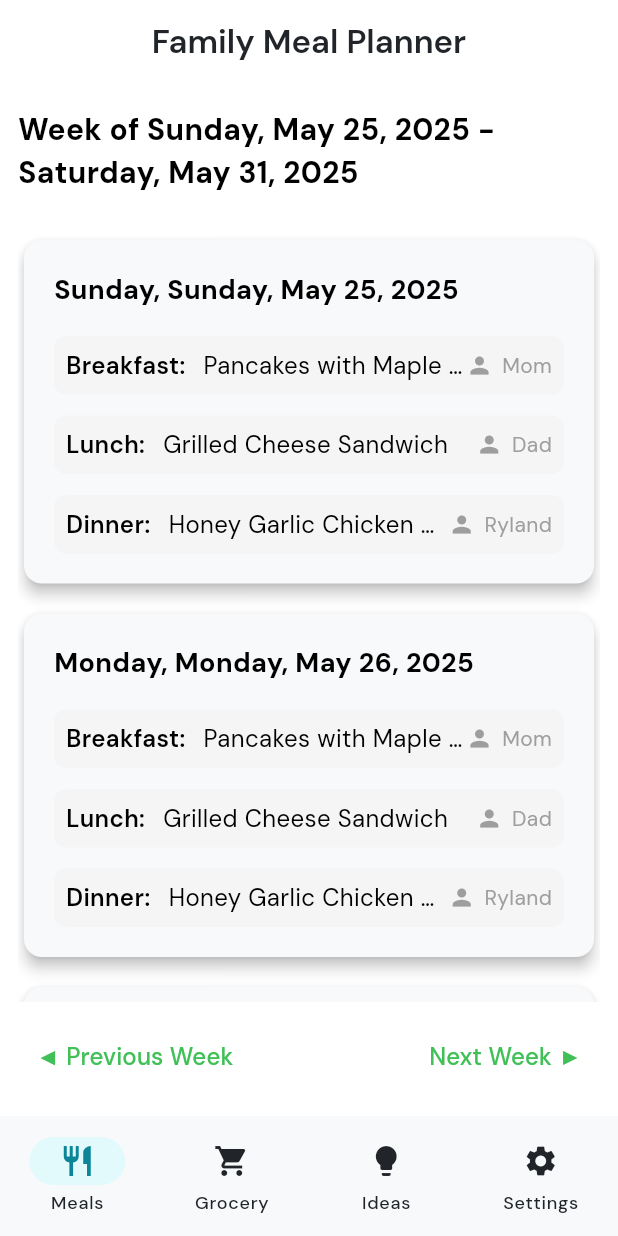
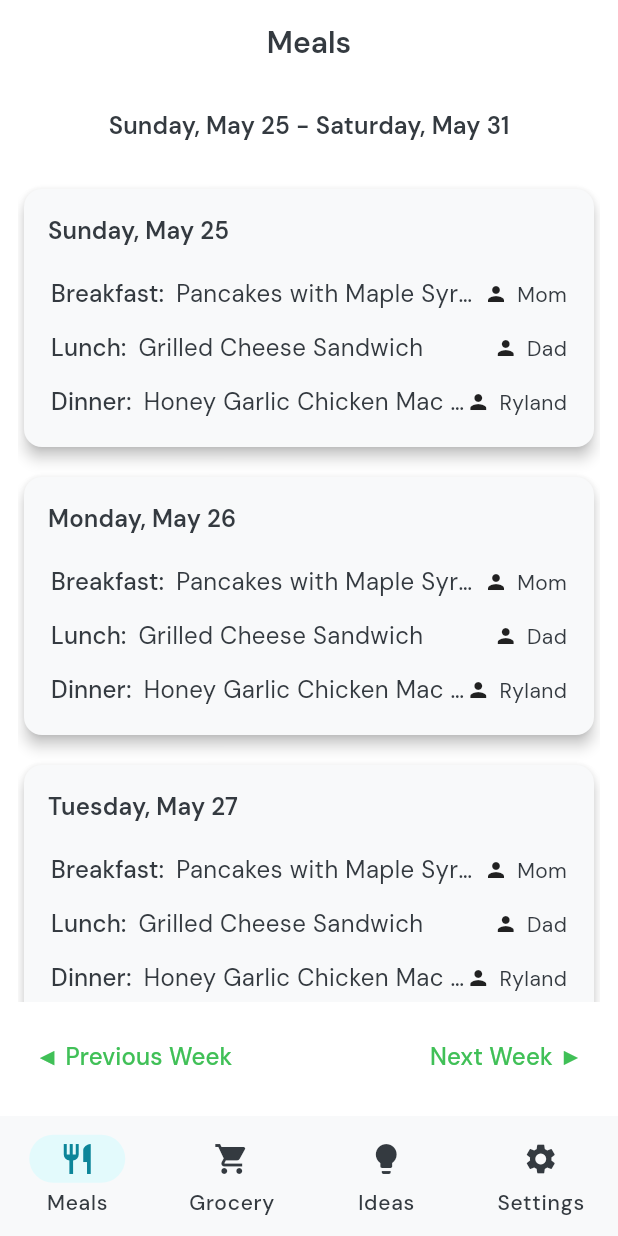
Before and after one commit to Kenz-code/meal_map, a Flutter app: the screen it shows after launch, on a phone screen of 412 x 824 dp. Run offline on Flutter 3.47's test engine with Material 3 defaults, Android fonts, the phone set to English and light mode, and no system bars; our stand-ins replace go_router, google_fonts.

Commit message:
more theme work, working on meal home page

```diff
--- a/lib/core/theme/text_theme.dart
+++ b/lib/core/theme/text_theme.dart
@@ -1,100 +1,102 @@
 import 'package:flutter/material.dart';
 import 'package:google_fonts/google_fonts.dart';
+import 'package:meal_map/core/theme/colors.dart';
 
 final textTheme = TextTheme(
   displayLarge: GoogleFonts.dmSans(
     fontSize: 57,
     fontWeight: FontWeight.bold,
     letterSpacing: 0,
-    color: Colors.black,
+    color: lightColorScheme.onSurface,
   ),
   displayMedium: GoogleFonts.dmSans(
     fontSize: 45,
     fontWeight: FontWeight.w600,
     letterSpacing: 0,
-    color: Colors.black,
+    color: lightColorScheme.onSurface,
   ),
   displaySmall: GoogleFonts.dmSans(
     fontSize: 36,
     fontWeight: FontWeight.w600,
     letterSpacing: 0,
-    color: Colors.black,
+    color: lightColorScheme.onSurface,
   ),
   headlineLarge: GoogleFonts.dmSans(
     fontSize: 32,
     fontWeight: FontWeight.w600,
     letterSpacing: 0,
-    color: Colors.black,
+    color: lightColorScheme.onSurface,
   ),
   headlineMedium: GoogleFonts.dmSans(
     fontSize: 28,
     fontWeight: FontWeight.w600,
     letterSpacing: 0,
-    color: Colors.black,
+    color: lightColorScheme.onSurface,
   ),
   headlineSmall: GoogleFonts.dmSans(
     fontSize: 24,
     fontWeight: FontWeight.w600,
     letterSpacing: 0,
-    color: Colors.black,
+    color: lightColorScheme.onSurface,
   ),
   titleLarge: GoogleFonts.dmSans(
-    fontSize: 22,
+    fontSize: 20,
     fontWeight: FontWeight.w600,
     letterSpacing: 0,
-    color: Colors.black,
+    color: lightColorScheme.onSurface,
   ),
   titleMedium: GoogleFonts.dmSans(
     fontSize: 16,
-    fontWeight: FontWeight.w500,
-    letterSpacing: 0.15,
-    color: Colors.black,
+    fontWeight: FontWeight.w600,
+    letterSpacing: 0.1,
+    color: lightColorScheme.onSurface,
   ),
   titleSmall: GoogleFonts.dmSans(
     fontSize: 14,
-    fontWeight: FontWeight.w500,
+    fontWeight: FontWeight.w600,
     letterSpacing: 0.1,
-    color: Colors.black,
+    color: lightColorScheme.onSurface,
   ),
   bodyLarge: GoogleFonts.dmSans(
     fontSize: 16,
     fontWeight: FontWeight.normal,
-    letterSpacing: 0.5,
-    color: Colors.black,
+    letterSpacing: 0.25,
+    color: lightColorScheme.onSurface,
   ),
   bodyMedium: GoogleFonts.dmSans(
     fontSize: 14,
     fontWeight: FontWeight.normal,
     letterSpacing: 0.25,
-    color: Colors.black,
+    color: lightColorScheme.onSurface,
   ),
   bodySmall: GoogleFonts.dmSans(
     fontSize: 12,
     fontWeight: FontWeight.normal,
     letterSpacing: 0.4,
-    color: Colors.black,
+    color: lightColorScheme.onSurface,
   ),
   labelLarge: GoogleFonts.dmSans(
+    fontSize: 16,
+    fontWeight: FontWeight.w500,
+    letterSpacing: 0.1,
+    color: lightColorScheme.onSurface,
+  ),
+  labelMedium: GoogleFonts.dmSans(
     fontSize: 14,
     fontWeight: FontWeight.w500,
-    letterSpacing: 0.1,
-    color: Colors.black,
+    letterSpacing: 0.5,
+    color: lightColorScheme.onSurface,
   ),
-  labelMedium: GoogleFonts.dmSans(
+  labelSmall: GoogleFonts.dmSans(
     fontSize: 12,
     fontWeight: FontWeight.w500,
     letterSpacing: 0.5,
-    color: Colors.black,
-  ),
-  labelSmall: GoogleFonts.dmSans(
-    fontSize: 11,
-    fontWeight: FontWeight.w500,
-    letterSpacing: 0.5,
-    color: Colors.black,
+    color: lightColorScheme.onSurface,
   ),
 );
 
+
 final darkTextTheme = textTheme.apply(
-  bodyColor: Colors.white,
-  displayColor: Colors.white,
+  bodyColor: darkColorScheme.onSurface,
+  displayColor: darkColorScheme.onSurface,
 );
--- a/lib/core/theme/theme.dart
+++ b/lib/core/theme/theme.dart
@@ -11,6 +11,7 @@ final ThemeData lightTheme = ThemeData(
     foregroundColor: lightColorScheme.onSurface,
     elevation: 0,
     centerTitle: true,
+    titleTextStyle: textTheme.titleLarge
   ),
   elevatedButtonTheme: ElevatedButtonThemeData(
     style: ElevatedButton.styleFrom(
--- a/lib/features/home/screens/main.dart
+++ b/lib/features/home/screens/main.dart
@@ -64,14 +64,14 @@ class _HomePageState extends State<HomePage> {
 
   String _formatDate(DateTime date) {
     // e.g. Monday, May 27, 2025
-    return DateFormat('EEEE, MMMM d, y').format(date);
+    return DateFormat('EEEE, MMMM d').format(date);
   }
 
   @override
   Widget build(BuildContext context) {
     return Scaffold(
       appBar: AppBar(
-        title: const Text('Family Meal Planner'),
+        title: const Text('Meals'),
         centerTitle: true,
       ),
       body: Padding(
@@ -79,8 +79,8 @@ class _HomePageState extends State<HomePage> {
         child: Column(
           children: [
             Text(
-              'Week of ${_formatDate(_startOfWeek)} - ${_formatDate(_startOfWeek.add(const Duration(days: 6)))}',
-              style: const TextStyle(fontSize: 20, fontWeight: FontWeight.bold),
+              '${_formatDate(_startOfWeek)} - ${_formatDate(_startOfWeek.add(const Duration(days: 6)))}',
+              style: Theme.of(context).textTheme.titleMedium,
             ),
             const SizedBox(height: 20),
             Expanded(
@@ -96,19 +96,19 @@ class _HomePageState extends State<HomePage> {
                     elevation: 4,
                     shape: RoundedRectangleBorder(borderRadius: BorderRadius.circular(12)),
                     child: Padding(
-                      padding: const EdgeInsets.symmetric(vertical: 20, horizontal: 20),
+                      padding: const EdgeInsets.symmetric(vertical: 16, horizontal: 16),
                       child: Column(
                         crossAxisAlignment: CrossAxisAlignment.start,
                         children: [
                           Text(
-                            "$dayName, ${_formatDate(date)}",
-                            style: const TextStyle(fontSize: 18, fontWeight: FontWeight.w700),
+                            "${_formatDate(date)}",
+                            style: Theme.of(context).textTheme.titleMedium,
                           ),
-                          const SizedBox(height: 18),
+                          const SizedBox(height: 16),
                           _buildMealRow('Breakfast', mealPlan.breakfast, () => _editMeal('breakfast', index)),
-                          const SizedBox(height: 14),
+                          const SizedBox(height: 8),
                           _buildMealRow('Lunch', mealPlan.lunch, () => _editMeal('lunch', index)),
-                          const SizedBox(height: 14),
+                          const SizedBox(height: 8),
                           _buildMealRow('Dinner', mealPlan.dinner, () => _editMeal('dinner', index)),
                         ],
                       ),
@@ -141,31 +141,27 @@ class _HomePageState extends State<HomePage> {
     return GestureDetector(
       onLongPress: onLongPress,
       child: Container(
-        padding: const EdgeInsets.symmetric(vertical: 8, horizontal: 8),
-        decoration: BoxDecoration(
-          color: Colors.grey[100],
-          borderRadius: BorderRadius.circular(8),
-        ),
+        padding: const EdgeInsets.symmetric(vertical: 2, horizontal: 2),
         child: Row(
           children: [
             Text(
               '$mealLabel:',
-              style: const TextStyle(fontWeight: FontWeight.w600, fontSize: 16),
+              style: Theme.of(context).textTheme.labelLarge
             ),
-            const SizedBox(width: 12),
+            const SizedBox(width: 8),
             Expanded(
               child: Text(
                 meal?.name ?? '—',
-                style: const TextStyle(fontSize: 16),
+                style: Theme.of(context).textTheme.bodyLarge,
                 overflow: TextOverflow.ellipsis,
               ),
             ),
             if (meal?.cook != null) ...[
-              const Icon(Icons.person, size: 18, color: Colors.grey),
+              const Icon(Icons.person, size: 16),
               const SizedBox(width: 6),
               Text(
                 meal!.cook,
-                style: const TextStyle(color: Colors.grey, fontSize: 14),
+                style: Theme.of(context).textTheme.bodyMedium,
               ),
             ],
           ],
```
Also changed, not shown: lib/core/theme/colors.dart (+10 -12 lines).
